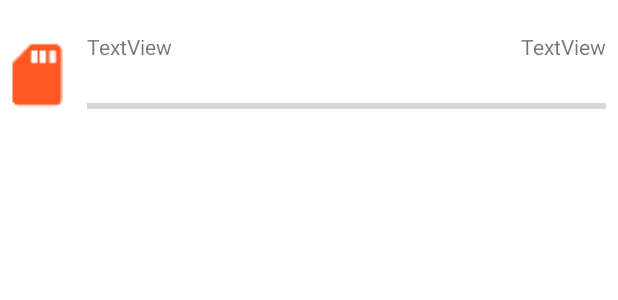
After one commit to HappyWorldGames/HWGFileManager, an Android app: the layout recyclerview_item_homes_storage.xml on its own in the app's theme, with its tools: preview values and no code run, on a phone screen of 412 x 824 dp. The commit adds this screen. Shown: the top 300 px of the screen. Run offline under Robolectric (Android 15) with nearby library versions, the phone set to English and light mode, and no system bars.

Commit message:
add homepage

```diff
--- a/app/src/main/java/com/HappyWorldGames/filemanager/data/DataBase.kt
+++ b/app/src/main/java/com/HappyWorldGames/filemanager/data/DataBase.kt
@@ -16,7 +16,7 @@ import com.happyworldgames.filemanager.R
  */
 class DataBase(){
     companion object {
-        val tabsBase: ArrayList<TabDataItem> = arrayListOf(TabDataItem.FileTabDataItem(R.layout.view_pager_files_item, "/sdcard", TabDataItem.FileTabDataItem.ViewType.Grid), TabDataItem.FileTabDataItem(R.layout.view_pager_files_item, "/sdcard/Download", TabDataItem.FileTabDataItem.ViewType.Grid))
+        val tabsBase: ArrayList<TabDataItem> = arrayListOf(TabDataItem.HomeTabDataItem(R.layout.view_pager_homepage_item), TabDataItem.FileTabDataItem(R.layout.view_pager_files_item, "/sdcard", TabDataItem.FileTabDataItem.ViewType.Grid))
         val clipBoardBase: ArrayList<ClipBoardData> = arrayListOf()
     }
 }
--- a/app/src/main/java/com/HappyWorldGames/filemanager/view/files/FIlesRecyclerViewAdapter.kt
+++ b/app/src/main/java/com/HappyWorldGames/filemanager/view/files/FIlesRecyclerViewAdapter.kt
@@ -34,7 +34,7 @@ class FilesRecyclerViewAdapter(private val backButton: Button, var tabPosition:
 
     fun getMode(): TabDataItem.FileTabDataItem.Mode = getDataItem().mode
     fun getFilePath(): File = File(getDataItem().path)
-    private fun getDataItem() : TabDataItem.FileTabDataItem = FileUtils.getDataItemFromIndex(tabPosition)
+    private fun getDataItem() : TabDataItem.FileTabDataItem = FileUtils.getDataItemFilesFromIndex(tabPosition)
     /*
         Function for open file or directory
     */
--- /dev/null
+++ b/app/src/main/res/layout/recyclerview_item_homes_storage.xml
@@ -0,0 +1,58 @@
+<?xml version="1.0" encoding="utf-8"?>
+<androidx.constraintlayout.widget.ConstraintLayout xmlns:android="http://schemas.android.com/apk/res/android"
+    xmlns:app="http://schemas.android.com/apk/res-auto"
+    xmlns:tools="http://schemas.android.com/tools"
+    android:layout_width="match_parent"
+    android:layout_height="100dp"
+    android:background="?selectableItemBackground">
+
+    <ImageView
+        android:id="@+id/sd_icon"
+        android:layout_width="50dp"
+        android:layout_height="50dp"
+        app:layout_constraintBottom_toBottomOf="parent"
+        app:layout_constraintLeft_toLeftOf="parent"
+        app:layout_constraintTop_toTopOf="parent"
+        app:srcCompat="@drawable/sd_card" />
+
+    <androidx.constraintlayout.widget.ConstraintLayout
+        android:layout_width="0dp"
+        android:layout_height="0dp"
+        android:layout_marginLeft="8dp"
+        android:layout_marginRight="8dp"
+        app:layout_constraintBottom_toBottomOf="parent"
+        app:layout_constraintLeft_toRightOf="@id/sd_icon"
+        app:layout_constraintRight_toRightOf="parent"
+        app:layout_constraintTop_toTopOf="parent">
+
+        <TextView
+            android:id="@+id/sd_name"
+            android:layout_width="wrap_content"
+            android:layout_height="wrap_content"
+            android:text="TextView"
+            app:layout_constraintBottom_toTopOf="@id/sd_size_progress"
+            app:layout_constraintLeft_toLeftOf="parent"
+            app:layout_constraintTop_toTopOf="parent" />
+
+        <TextView
+            android:id="@+id/sd_size"
+            android:layout_width="wrap_content"
+            android:layout_height="wrap_content"
+            android:text="TextView"
+            app:layout_constraintBottom_toTopOf="@id/sd_size_progress"
+            app:layout_constraintRight_toRightOf="parent"
+            app:layout_constraintTop_toTopOf="parent" />
+
+        <ProgressBar
+            android:id="@+id/sd_size_progress"
+            style="?android:attr/progressBarStyleHorizontal"
+            android:layout_width="0dp"
+            android:layout_height="wrap_content"
+            app:layout_constraintBottom_toBottomOf="parent"
+            app:layout_constraintLeft_toLeftOf="parent"
+            app:layout_constraintRight_toRightOf="parent"
+            app:layout_constraintTop_toBottomOf="@id/sd_name" />
+
+    </androidx.constraintlayout.widget.ConstraintLayout>
+
+</androidx.constraintlayout.widget.ConstraintLayout>
```
Also changed, not shown: app/src/main/java/com/HappyWorldGames/filemanager/MainActivity.kt (+32 -17 lines), app/src/main/java/com/HappyWorldGames/filemanager/data/FileUtils.kt (+9 -6 lines), app/src/main/java/com/HappyWorldGames/filemanager/view/BottomMenuController.kt (+10 -10 lines), app/src/main/java/com/HappyWorldGames/filemanager/view/homepage/HomesRecyclerViewAdapter.kt (added, +49 -0 lines), app/src/main/java/com/HappyWorldGames/filemanager/view/viewpager/PagerAdapter.kt (+23 -3 lines), app/src/main/res/menu/bottom_navigation_menu_homepager.xml (+2 -12 lines).
